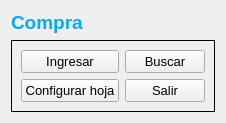
Old version of the form Compra/a_compra.ui in the repository radtek/manager.
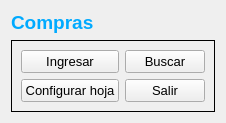
New version of the form.

Diff of the .ui file:
```diff
--- a/Compra/a_compra.ui
+++ b/Compra/a_compra.ui
@@ -29,7 +29,7 @@
         <string notr="true">color: rgb(0, 170, 255);</string>
        </property>
        <property name="text">
-        <string>Compra</string>
+        <string>Compras</string>
        </property>
       </widget>
      </item>
```
